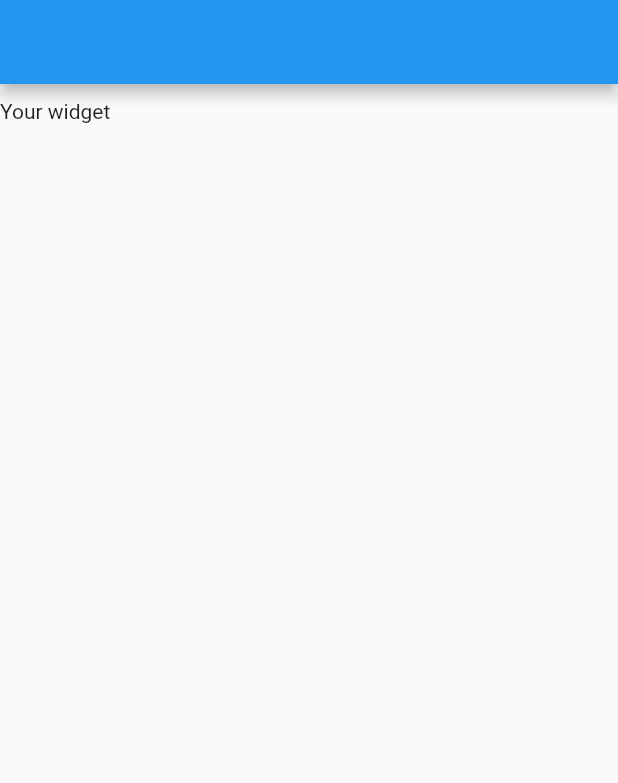
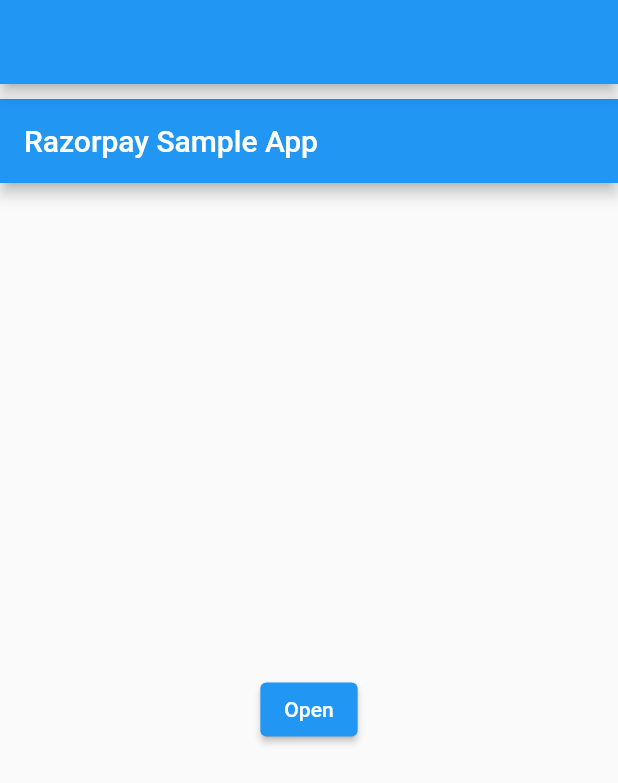
Before and after one commit to prakhar2407/Shopping-buyer-app, a Flutter app: the screen it shows after launch, on a phone screen of 412 x 824 dp. Shown: the top 783 px of the screen. Run offline on Flutter 3.47's test engine with Material 2 defaults, Android fonts, the phone set to English and light mode, and no system bars; our stand-ins replace another_flushbar, cloud_firestore, firebase_auth, firebase_core, fluttertoast; missing offline and left inert: razorpay_flutter; accounts and stored records are empty.

Commit message:
Added Razorpay Basic code

```diff
--- /dev/null
+++ b/lib/modules/screens/confirmOrder.dart
@@ -0,0 +1,89 @@
+import 'package:flutter/material.dart';
+import 'package:flutter/services.dart';
+import 'package:razorpay_flutter/razorpay_flutter.dart';
+import 'package:fluttertoast/fluttertoast.dart';
+
+class ConfirmOrder extends StatefulWidget {
+  @override
+  _ConfirmOrderState createState() => _ConfirmOrderState();
+}
+
+class _ConfirmOrderState extends State<ConfirmOrder> {
+  static const platform = const MethodChannel("razorpay_flutter");
+
+  late Razorpay _razorpay;
+
+  @override
+  Widget build(BuildContext context) {
+    return MaterialApp(
+      home: Scaffold(
+        appBar: AppBar(
+          title: const Text('Razorpay Sample App'),
+        ),
+        body: Center(
+            child: Row(
+                mainAxisAlignment: MainAxisAlignment.center,
+                children: <Widget>[
+              ElevatedButton(onPressed: openCheckout, child: Text('Open'))
+            ])),
+      ),
+    );
+  }
+
+  @override
+  void initState() {
+    super.initState();
+    _razorpay = Razorpay();
+    _razorpay.on(Razorpay.EVENT_PAYMENT_SUCCESS, _handlePaymentSuccess);
+    _razorpay.on(Razorpay.EVENT_PAYMENT_ERROR, _handlePaymentError);
+    _razorpay.on(Razorpay.EVENT_EXTERNAL_WALLET, _handleExternalWallet);
+  }
+
+  @override
+  void dispose() {
+    super.dispose();
+    _razorpay.clear();
+  }
+
+  void openCheckout() async {
+    var options = {
+      'key': 'rzp_live_ILgsfZCZoFIKMb',
+      'amount': 100,
+      'name': 'Acme Corp.',
+      'description': 'Fine T-Shirt',
+      'retry': {'enabled': true, 'max_count': 1},
+      'send_sms_hash': true,
+      'prefill': {'contact': '8888888888', 'email': 'test@razorpay.com'},
+      'external': {
+        'wallets': ['paytm']
+      }
+    };
+
+    try {
+      _razorpay.open(options);
+    } catch (e) {
+      debugPrint('Error: e');
+    }
+  }
+
+  void _handlePaymentSuccess(PaymentSuccessResponse response) {
+    print('Success Response: $response');
+    /*Fluttertoast.showToast(
+        msg: "SUCCESS: " + response.paymentId!,
+        toastLength: Toast.LENGTH_SHORT); */
+  }
+
+  void _handlePaymentError(PaymentFailureResponse response) {
+    print('Error Response: $response');
+    /* Fluttertoast.showToast(
+        msg: "ERROR: " + response.code.toString() + " - " + response.message!,
+        toastLength: Toast.LENGTH_SHORT); */
+  }
+
+  void _handleExternalWallet(ExternalWalletResponse response) {
+    print('External SDK Response: $response');
+    /* Fluttertoast.showToast(
+        msg: "EXTERNAL_WALLET: " + response.walletName!,
+        toastLength: Toast.LENGTH_SHORT); */
+  }
+}
--- a/lib/modules/screens/dashboard.dart
+++ b/lib/modules/screens/dashboard.dart
@@ -1,5 +1,6 @@
 import 'package:flutter/material.dart';
 import 'package:shopping_buyer_app/modules/widgets/view_product.dart';
+import "./confirmOrder.dart";
 
 class Dashboard extends StatefulWidget {
   const Dashboard({Key? key}) : super(key: key);
@@ -9,21 +10,17 @@ class Dashboard extends StatefulWidget {
 }
 
 class _DashboardState extends State<Dashboard> {
-
-
   @override
   Widget build(BuildContext context) {
-
     return Scaffold(
       appBar: AppBar(),
-
       body: SafeArea(
           child: Container(
               padding: EdgeInsets.only(top: 10),
               // child: ViewProduct(),//You can try this widget first to confirm firebase integration
-              child:Text("Your widget")
-              )
-          ),
+              child: Center(
+                child: ConfirmOrder(),
+              ))),
     );
   }
 }
--- a/pubspec.yaml
+++ b/pubspec.yaml
@@ -39,6 +39,7 @@ dependencies:
   another_flushbar: ^1.10.28
   cloud_firestore: ^3.1.12
   firebase_storage: ^10.2.14
+  razorpay_flutter: ^1.3.0
 
 dev_dependencies:
   flutter_test:
```
Also changed, not shown: lib/main.dart (line endings or trailing spaces), pubspec.lock, 1 other file.
